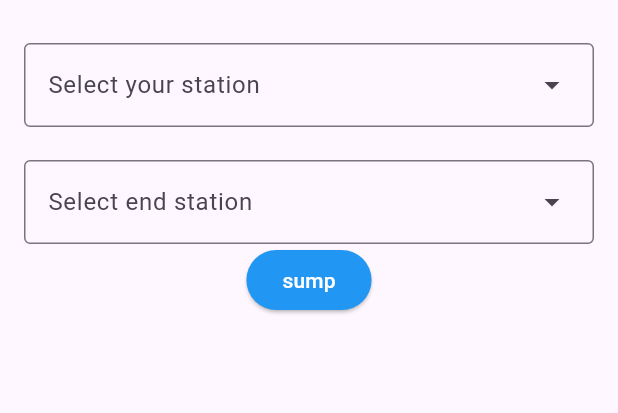
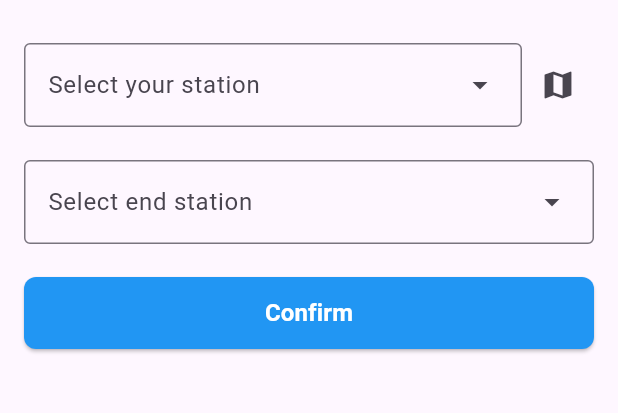
Before and after one commit to Mohammadkhalaf78/metro_station, a Flutter app: the screen it shows after launch, on a phone screen of 412 x 824 dp, the part 65-478 px from its top. Run offline on Flutter 3.47's test engine with Material 3 defaults, Android fonts, the phone set to English and light mode, and no system bars; our stand-ins replace get.

Commit message:
add icon next to select station button , edit style button confirm style

```diff
--- a/lib/home_page.dart
+++ b/lib/home_page.dart
@@ -20,12 +20,24 @@ class HomePage extends StatelessWidget {
             padding: const EdgeInsets.all(16.0),
             child: Column(
               children: [
-                DropdownMenu(
-                  hintText: "Select your station",
-                  width: double.infinity,
-                  dropdownMenuEntries: [
-                    DropdownMenuEntry(value: "hello", label: "Hello"),
-                    DropdownMenuEntry(value: "world", label: "World"),
+                Row(
+                  children: [
+                    Expanded(
+                      child: DropdownMenu(
+                        width: double.infinity,
+                        hintText: "Select your station",
+
+                        dropdownMenuEntries: [
+                          DropdownMenuEntry(value: "hello", label: "Hello"),
+                          DropdownMenuEntry(value: "world", label: "World"),
+                        ],
+                      ),
+                    ),
+                    IconButton(
+                      tooltip: 'Find nearest on Google Maps',
+                      onPressed: () {},
+                      icon: const Icon(Icons.map),
+                    ),
                   ],
                 ),
                 SizedBox(height: 22),
@@ -37,13 +49,30 @@ class HomePage extends StatelessWidget {
                     DropdownMenuEntry(value: "world", label: "World"),
                   ],
                 ),
-                ElevatedButton(
-                  style:ButtonStyle(
-                    backgroundColor: MaterialStateProperty.all<Color>(Colors.blue),
-                    foregroundColor: MaterialStateProperty.all<Color>(Colors.white),
-
+              SizedBox(height: 22,),
+                SizedBox(
+                  width: double.infinity,
+                  height: 48,
+                  child: ElevatedButton(
+                    style: ElevatedButton.styleFrom(
+                      backgroundColor: Colors.blue, // خلفية زرقاء
+                      foregroundColor: Colors.white, // نص أبيض
+                      shape: RoundedRectangleBorder(
+                        borderRadius: BorderRadius.circular(8), // زوايا ناعمة
+                      ),
+                    ),
+                    onPressed: () {
+                      // TODO: حط الأكشن هنا
+                    },
+                    child: const Text(
+                      'Confirm',
+                      style: TextStyle(
+                        fontSize: 16,
+                        fontWeight: FontWeight.bold,
+                      ),
+                    ),
                   ),
-                  onPressed: () {}, child: Text('sump')),
+                ),
               ],
             ),
           ),
```
